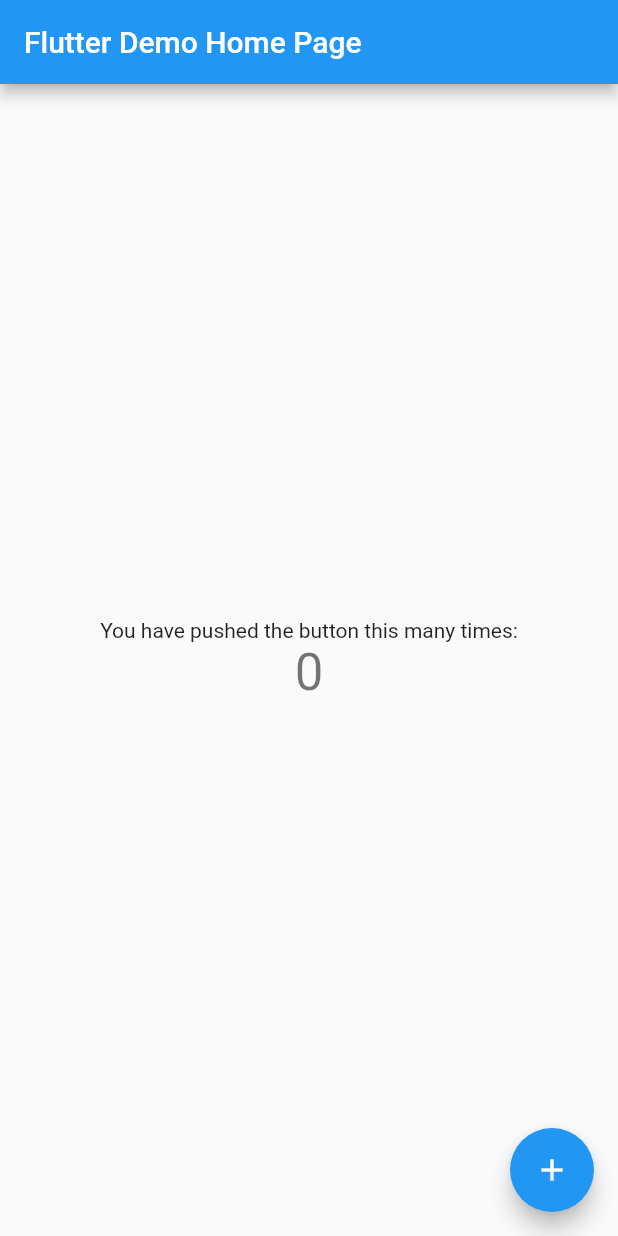
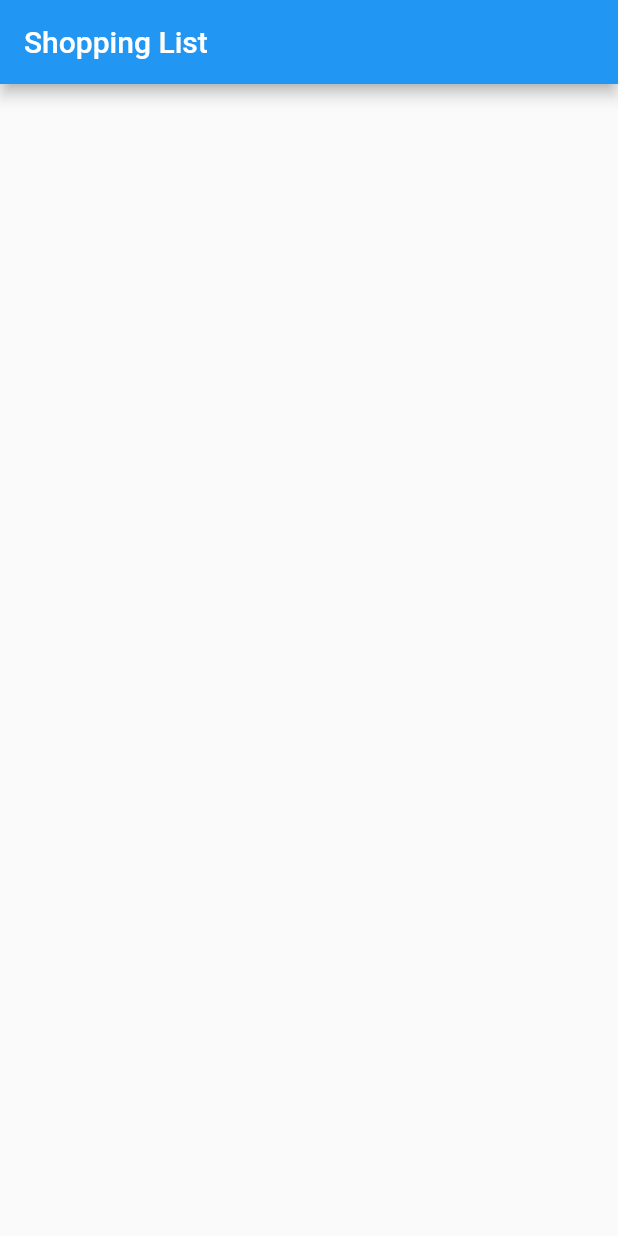
Before and after one commit to miketwheeler/ShoppingList, a Flutter app: the screen it shows after launch, on a phone screen of 412 x 824 dp. Run offline on Flutter 3.47's test engine with Material 2 defaults, Android fonts, the phone set to English and light mode, and no system bars; our stand-ins replace cloud_firestore, firebase_auth, firebase_core, flutter_hooks, hooks_riverpod; accounts and stored records are empty; network calls fail.

Commit message:
finished login, logout states

```diff
--- a/lib/controllers/auth_controller.dart
+++ b/lib/controllers/auth_controller.dart
@@ -1,9 +1,11 @@
 import 'dart:async';
 import 'package:firebase_auth/firebase_auth.dart';
-import 'package:flutter/cupertino.dart';
 import 'package:hooks_riverpod/hooks_riverpod.dart';
 import 'package:shopping_list_app/repositories/auth_repository.dart';
 
+final authControllerProvider = StateNotifierProvider<AuthController, User?>(
+  (ref) => AuthController(ref.read)..appStarted(),
+);
 
 // state of the auth controller may be null when the user is not logged in OR
 // it can be a Firebase user when user is logged in
@@ -28,4 +30,17 @@
     _authStateChangesSubscription?.cancel();
     super.dispose();
   }
+
+  // gets the current user from firebase and if there isn't a user it
+  // signs in as an anon User
+  void appStarted() async {
+    final user = _read(authRepositoryProvider).getCurrentUser();
+    if (user == null) {
+      await _read(authRepositoryProvider).signInAnonymously();
+    }
+  }
+
+  void signOut() async {
+    await _read(authRepositoryProvider).signOut();
+  }
 }
--- a/lib/main.dart
+++ b/lib/main.dart
@@ -1,15 +1,17 @@
 import 'package:flutter/material.dart';
 import 'package:firebase_core/firebase_core.dart';
+import 'package:flutter_hooks/flutter_hooks.dart';
 import 'package:hooks_riverpod/hooks_riverpod.dart';
+import 'package:shopping_list_app/controllers/auth_controller.dart';
 
 void main() async {
   WidgetsFlutterBinding.ensureInitialized();
   await Firebase.initializeApp();
   runApp(
     ProviderScope(
-      child: MyApp()
-      ),
-    );
+      child: MyApp(),
+    ),
+  );
 }
 
 class MyApp extends StatelessWidget {
@@ -19,57 +21,76 @@
   @override
   Widget build(BuildContext context) {
     return MaterialApp(
-      title: 'Flutter Demo',
+      title: 'Flutter Riverpod Demo',
       theme: ThemeData(
         primarySwatch: Colors.blue,
       ),
-      home: const MyHomePage(title: 'Flutter Demo Home Page'),
+      home: HomeScreen(),
+      // home: const MyHomePage(title: 'Flutter Demo Home Page'),
     );
   }
 }
 
-class MyHomePage extends StatefulWidget {
-  const MyHomePage({Key? key, required this.title}) : super(key: key);
-  final String title;
-
-  @override
-  State<MyHomePage> createState() => _MyHomePageState();
-}
-
-class _MyHomePageState extends State<MyHomePage> {
-  int _counter = 0;
-
-  void _incrementCounter() {
-    setState(() {
-      _counter++;
-    });
-  }
-
+class HomeScreen extends HookWidget {
   @override
   Widget build(BuildContext context) {
+    final authControllerState = useProvider(authControllerProvider);
     return Scaffold(
       appBar: AppBar(
-        title: Text(widget.title),
+        title: const Text('Shopping List'),
+        leading: authControllerState != null // only show if user is logged in
+          ? IconButton(
+            icon: const Icon(Icons.logout),
+            onPressed: () => context.read(authControllerProvider.notifier).signOut(),
+          )
+          : null,
       ),
-      body: Center(
-        child: Column(
-          mainAxisAlignment: MainAxisAlignment.center,
-          children: <Widget>[
-            const Text(
-              'You have pushed the button this many times:',
-            ),
-            Text(
-              '$_counter',
-              style: Theme.of(context).textTheme.headline4,
-            ),
-          ],
-        ),
-      ),
-      floatingActionButton: FloatingActionButton(
-        onPressed: _incrementCounter,
-        tooltip: 'Increment',
-        child: const Icon(Icons.add),
-      ), // This trailing comma makes auto-formatting nicer for build methods.
     );
   }
 }
+
+// class MyHomePage extends StatefulWidget {
+//   const MyHomePage({Key? key, required this.title}) : super(key: key);
+//   final String title;
+
+//   @override
+//   State<MyHomePage> createState() => _MyHomePageState();
+// }
+
+// class _MyHomePageState extends State<MyHomePage> {
+//   int _counter = 0;
+
+//   void _incrementCounter() {
+//     setState(() {
+//       _counter++;
+//     });
+//   }
+
+//   @override
+//   Widget build(BuildContext context) {
+//     return Scaffold(
+//       appBar: AppBar(
+//         title: Text(widget.title),
+//       ),
+//       body: Center(
+//         child: Column(
+//           mainAxisAlignment: MainAxisAlignment.center,
+//           children: <Widget>[
+//             const Text(
+//               'You have pushed the button this many times:',
+//             ),
+//             Text(
+//               '$_counter',
+//               style: Theme.of(context).textTheme.headline4,
+//             ),
+//           ],
+//         ),
+//       ),
+//       floatingActionButton: FloatingActionButton(
+//         onPressed: _incrementCounter,
+//         tooltip: 'Increment',
+//         child: const Icon(Icons.add),
+//       ), // This trailing comma makes auto-formatting nicer for build methods.
+//     );
+//   }
+// }
--- a/lib/repositories/auth_repository.dart
+++ b/lib/repositories/auth_repository.dart
@@ -1,4 +1,3 @@
-import 'dart:html';
 import 'package:firebase_auth/firebase_auth.dart';
 import 'package:hooks_riverpod/hooks_riverpod.dart';
 import 'package:shopping_list_app/general_providers.dart';
```
Also changed, not shown: 1 other file.
